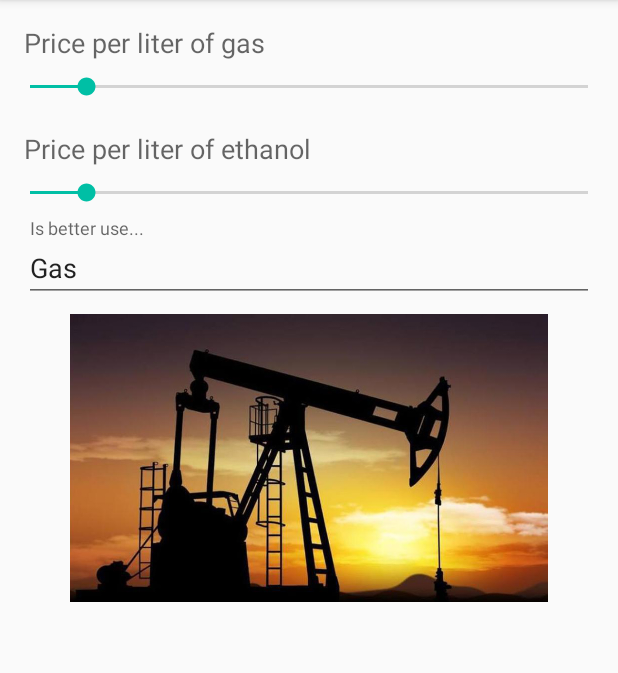
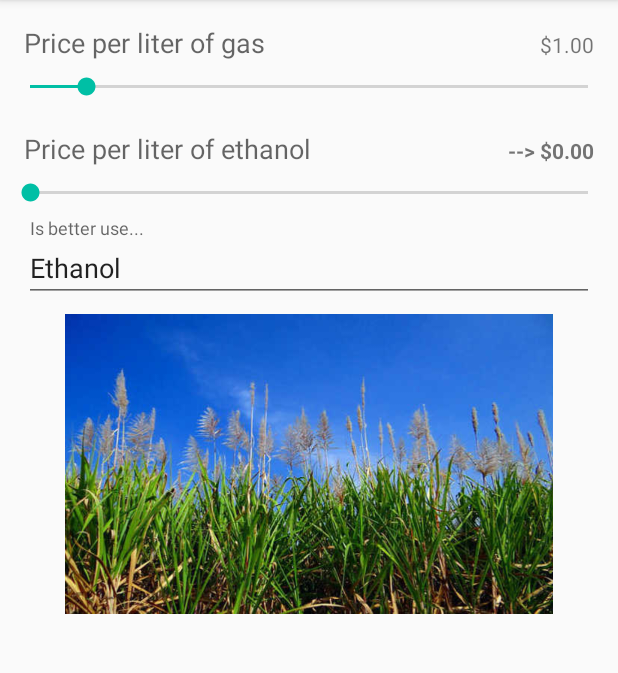
Before and after one commit to Cardos0/MyIdealFuel, an Android app: the screen it shows after launch (MainActivity), on a phone screen of 412 x 824 dp, the part 84-757 px from its top. Run offline under Robolectric (Android 15) with nearby library versions, the light colour scheme and no system bars.

Commit message:
Hotfix 1.0.0

```diff
--- a/app/src/main/java/br/com/vvbc/myidealfuel/MainActivity.java
+++ b/app/src/main/java/br/com/vvbc/myidealfuel/MainActivity.java
@@ -1,5 +1,6 @@
 package br.com.vvbc.myidealfuel;
 
+import android.graphics.Typeface;
 import android.support.design.widget.TextInputEditText;
 import android.support.v7.app.AppCompatActivity;
 import android.os.Bundle;
@@ -7,9 +8,14 @@ import android.widget.ImageView;
 import android.widget.SeekBar;
 import android.widget.TextView;
 
+import java.text.NumberFormat;
+
 public class MainActivity extends AppCompatActivity {
 
+    private NumberFormat currencyFormat = NumberFormat.getCurrencyInstance();
     private TextInputEditText fuelIdealTextInputEditText;
+    private TextView gasValueTextView;
+    private TextView ethanolValueTextView;
     private double gasValue;
     private double ethanolValue;
     private ImageView fuelImageView;
@@ -19,11 +25,17 @@ public class MainActivity extends AppCompatActivity {
         super.onCreate(savedInstanceState);
         setContentView(R.layout.activity_main);
 
+        // FindViews
+        gasValueTextView = findViewById(R.id.gasValueTextView);
+        ethanolValueTextView = findViewById(R.id.ethanolValueTextView);
         fuelIdealTextInputEditText = findViewById(R.id.fuelIdealTextInputEditText);
         fuelImageView = findViewById(R.id.fuelImageView);
-        calcFuelIdeal();
+        SeekBar gasSeekBar = findViewById(R.id.gasSeekBar);
+        SeekBar ethanolSeekBar = findViewById(R.id.ethanolSeekBar);
 
-        SeekBar gasSeekBar = findViewById(R.id.gasSeekBar);
+        gasValue = gasSeekBar.getProgress();
+        ethanolValue = ethanolSeekBar.getProgress();
+
         gasSeekBar.setOnSeekBarChangeListener(
                 new SeekBar.OnSeekBarChangeListener() {
                     @Override
@@ -43,7 +55,7 @@ public class MainActivity extends AppCompatActivity {
                     }
                 }
         );
-        SeekBar ethanolSeekBar = findViewById(R.id.ethanolSeekBar);
+
         ethanolSeekBar.setOnSeekBarChangeListener(
                 new SeekBar.OnSeekBarChangeListener() {
                     @Override
@@ -63,27 +75,49 @@ public class MainActivity extends AppCompatActivity {
                     }
                 }
         );
+
+        // Calc first time.
+        calcFuelIdeal();
     }
 
     private void calcFuelIdeal(){
         String fuelIdealName;
         Double fuelDivision;
+        String gasValueString = currencyFormat.format(gasValue);
+        String ethanolValueString = currencyFormat.format(ethanolValue);
         int imageSrc;
 
+        // Avoid Division by 0
         if (gasValue != 0){
             fuelDivision = ethanolValue / gasValue;
             if (fuelDivision >= 0.7){
                 fuelIdealName = getString(R.string.gas);
                 imageSrc = R.drawable.gas;
+                gasValueString = "--> " + gasValueString;
+                gasValueTextView.setTypeface(null, Typeface.BOLD);
+                ethanolValueTextView.setTypeface(null, Typeface.NORMAL);
             }else{
                 fuelIdealName = getString(R.string.ethanol);
                 imageSrc = R.drawable.ethanol;
+                ethanolValueString = "--> " + ethanolValueString;
+                ethanolValueTextView.setTypeface(null, Typeface.BOLD);
+                gasValueTextView.setTypeface(null, Typeface.NORMAL);
+
             }
         }else{
             fuelIdealName = getString(R.string.gas);
             imageSrc = R.drawable.gas;
+            gasValueString = "--> " + gasValueString;
+            gasValueTextView.setTypeface(null, Typeface.BOLD);
+            ethanolValueTextView.setTypeface(null, Typeface.NORMAL);
+
         }
-        fuelIdealTextInputEditText.setText(fuelIdealName);
-        fuelImageView.setImageResource(imageSrc);
+
+        // TextView of SeekBars
+        gasValueTextView.setText(gasValueString);
+        ethanolValueTextView.setText(ethanolValueString);
+
+        fuelIdealTextInputEditText.setText(fuelIdealName);  // Set texts
+        fuelImageView.setImageResource(imageSrc);           // Set image
     }
 }
--- a/app/src/main/res/layout/activity_main.xml
+++ b/app/src/main/res/layout/activity_main.xml
@@ -1,6 +1,6 @@
 <?xml version="1.0" encoding="utf-8"?>
-<GridLayout xmlns:android="http://schemas.android.com/apk/res/android"
-    xmlns:app="http://schemas.android.com/apk/res-auto"
+<GridLayout
+    xmlns:android="http://schemas.android.com/apk/res/android"
     xmlns:tools="http://schemas.android.com/tools"
     android:layout_width="match_parent"
     android:layout_height="match_parent"
@@ -11,28 +11,42 @@
 
     <TextView
         android:id="@+id/gasTextView"
-        android:layout_width="fill_parent"
+        android:layout_width="wrap_content"
         android:layout_height="wrap_content"
         android:layout_column="0"
         android:layout_row="0"
         android:paddingLeft="@dimen/textview_padding"
         android:paddingRight="@dimen/textview_padding"
         android:paddingTop="@dimen/textview_padding"
+        android:layout_gravity="fill_horizontal"
         android:text="@string/gas_label"
         android:textAppearance="@style/TextAppearance.AppCompat.Medium" />
 
+    <TextView
+        android:id="@+id/gasValueTextView"
+        android:layout_width="wrap_content"
+        android:layout_height="wrap_content"
+        android:layout_column="1"
+        android:layout_row="0"
+        android:layout_gravity="fill_horizontal"
+        android:paddingEnd="@dimen/textview_padding"
+        android:paddingStart="@dimen/textview_padding"
+        android:gravity="end" />
+
     <SeekBar
         android:id="@+id/gasSeekBar"
-        android:layout_width="fill_parent"
+        android:layout_width="wrap_content"
         android:layout_height="wrap_content"
         android:progress="1"
         android:max="10"
+        android:layout_gravity="fill_horizontal"
         android:layout_row="1"
-        android:layout_column="0"/>
+        android:layout_column="0"
+        android:layout_columnSpan="2"/>
 
     <TextView
         android:id="@+id/ethanolTextView"
-        android:layout_width="fill_parent"
+        android:layout_width="wrap_content"
         android:layout_height="wrap_content"
         android:layout_column="0"
         android:layout_row="2"
@@ -42,19 +56,34 @@
         android:text="@string/ethanol_label"
         android:textAppearance="@style/TextAppearance.AppCompat.Medium"/>
 
+    <TextView
+        android:id="@+id/ethanolValueTextView"
+        android:layout_width="wrap_content"
+        android:layout_height="wrap_content"
+        android:layout_column="1"
+        android:layout_row="2"
+        android:layout_gravity="fill_horizontal"
+        android:paddingEnd="@dimen/textview_padding"
+        android:paddingStart="@dimen/textview_padding"
+        android:gravity="end" />
+
     <SeekBar
         android:id="@+id/ethanolSeekBar"
-        android:layout_width="fill_parent"
+        android:layout_width="wrap_content"
         android:layout_height="wrap_content"
-        android:progress="1"
+        android:layout_gravity="fill_horizontal"
+        android:progress="0"
         android:max="10"
         android:layout_row="3"
-        android:layout_column="0"/>
+        android:layout_column="0"
+        android:layout_columnSpan="2"/>
 
     <android.support.design.widget.TextInputLayout
         android:id="@+id/fuelidealTextInputLayout"
-        android:layout_width="fill_parent"
+        android:layout_width="wrap_content"
         android:layout_height="wrap_content"
+        android:layout_gravity="fill_horizontal"
+        android:layout_columnSpan="2"
         android:layout_row="4"
         android:layout_column="0"
         android:paddingLeft="@dimen/textview_padding"
@@ -71,13 +100,15 @@
 
     <ImageView
         android:id="@+id/fuelImageView"
-        android:layout_width="fill_parent"
-        android:layout_height="@android:dimen/thumbnail_height"
+        android:layout_width="wrap_content"
+        android:layout_height="200dp"
+        android:layout_gravity="fill_horizontal"
         android:layout_column="0"
+        android:layout_columnSpan="2"
         android:layout_row="5"
         android:contentDescription="@string/gas"
         android:paddingLeft="@dimen/textview_padding"
         android:paddingRight="@dimen/textview_padding"
-        app:srcCompat="@drawable/gas" />
+        android:src="@drawable/gas"/>
 
 </GridLayout>
```
